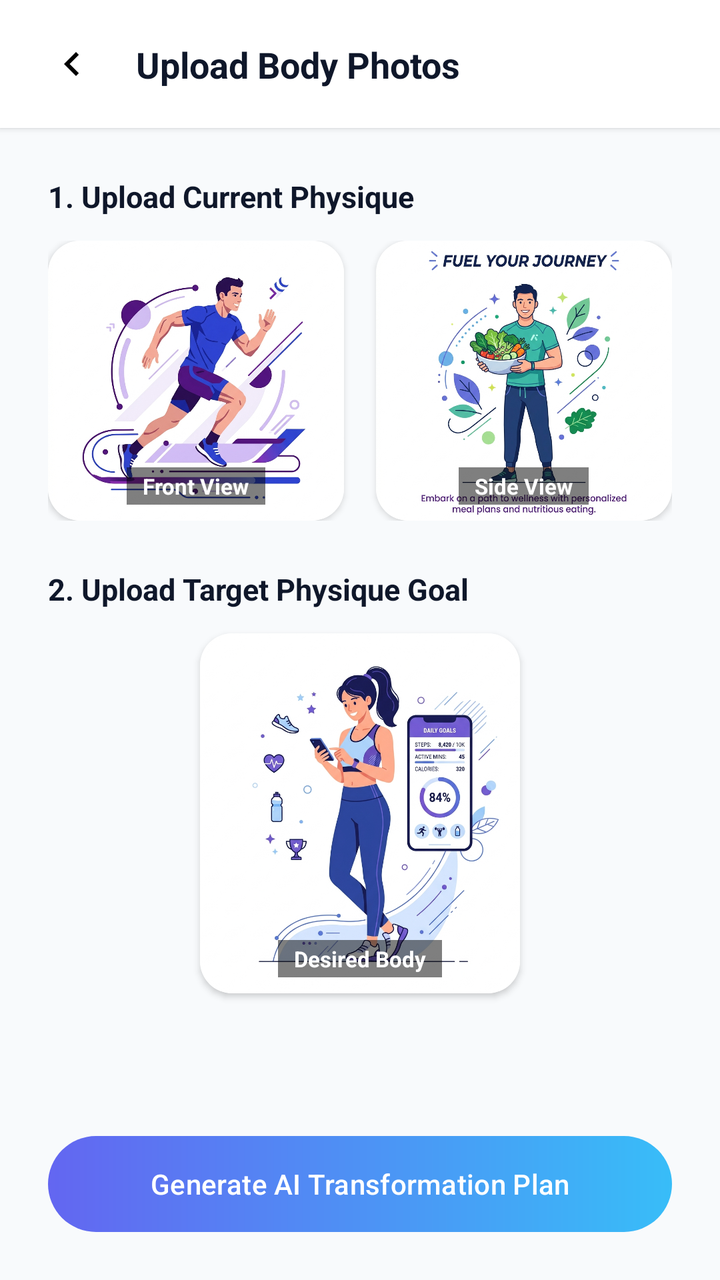
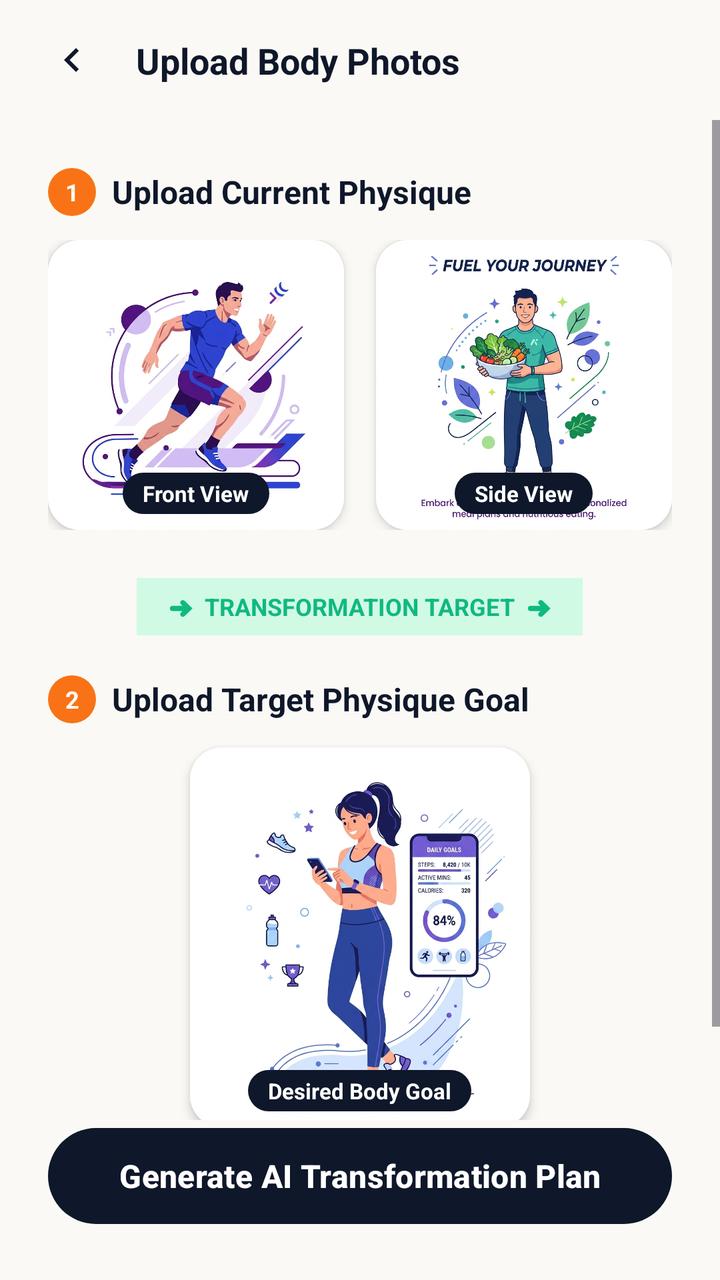

Two renders of the same Android screen: before a commit and after it. Below are the layout's source before the change and the commit's diff.
<!-- AndroidManifest.xml: application theme Theme.FitnessApp -->
<!-- res/layout/activity_transformation_setup.xml -->
<?xml version="1.0" encoding="utf-8"?>
<androidx.constraintlayout.widget.ConstraintLayout xmlns:android="http://schemas.android.com/apk/res/android"
    xmlns:app="http://schemas.android.com/apk/res-auto"
    android:layout_width="match_parent"
    android:layout_height="match_parent"
    android:background="#F8FAFC">

    
    <androidx.constraintlayout.widget.ConstraintLayout
        android:id="@+id/headerLayout"
        android:layout_width="match_parent"
        android:layout_height="64dp"
        android:background="@color/white"
        android:paddingHorizontal="16dp"
        android:elevation="2dp"
        app:layout_constraintTop_toTopOf="parent">

        <ImageButton
            android:id="@+id/btnBack"
            android:layout_width="40dp"
            android:layout_height="40dp"
            android:background="?attr/selectableItemBackgroundBorderless"
            android:src="@drawable/ic_back_chevron"
            android:contentDescription="Back"
            app:layout_constraintBottom_toBottomOf="parent"
            app:layout_constraintStart_toStartOf="parent"
            app:layout_constraintTop_toTopOf="parent" />

        <TextView
            android:layout_width="wrap_content"
            android:layout_height="wrap_content"
            android:layout_marginStart="12dp"
            android:text="Upload Body Photos"
            android:textColor="#0F172A"
            android:textSize="18sp"
            android:textStyle="bold"
            app:layout_constraintBottom_toBottomOf="parent"
            app:layout_constraintStart_toEndOf="@id/btnBack"
            app:layout_constraintTop_toTopOf="parent" />
    </androidx.constraintlayout.widget.ConstraintLayout>

    <ScrollView
        android:layout_width="match_parent"
        android:layout_height="0dp"
        android:fillViewport="true"
        app:layout_constraintBottom_toTopOf="@id/btnGeneratePlan"
        app:layout_constraintTop_toBottomOf="@id/headerLayout">

        <LinearLayout
            android:layout_width="match_parent"
            android:layout_height="wrap_content"
            android:orientation="vertical"
            android:padding="24dp">

            <TextView
                android:layout_width="wrap_content"
                android:layout_height="wrap_content"
                android:text="1. Upload Current Physique"
                android:textColor="#0F172A"
                android:textSize="15sp"
                android:textStyle="bold"
                android:layout_marginBottom="12dp" />

            <LinearLayout
                android:layout_width="match_parent"
                android:layout_height="wrap_content"
                android:orientation="horizontal"
                android:weightSum="2"
                android:layout_marginBottom="24dp">

                
                <androidx.cardview.widget.CardView
                    android:id="@+id/cardCurrentFront"
                    android:layout_width="0dp"
                    android:layout_height="140dp"
                    android:layout_weight="1"
                    android:layout_marginEnd="8dp"
                    app:cardCornerRadius="16dp"
                    app:cardBackgroundColor="@color/white"
                    app:cardElevation="2dp">
                    <FrameLayout
                        android:layout_width="match_parent"
                        android:layout_height="match_parent">
                        <ImageView
                            android:id="@+id/ivCurrentFront"
                            android:layout_width="match_parent"
                            android:layout_height="match_parent"
                            android:scaleType="centerCrop"
                            android:src="@drawable/onboarding_2" />
                        <TextView
                            android:layout_width="wrap_content"
                            android:layout_height="wrap_content"
                            android:text="Front View"
                            android:textColor="@color/white"
                            android:textSize="11sp"
                            android:textStyle="bold"
                            android:layout_gravity="bottom|center_horizontal"
                            android:layout_marginBottom="8dp"
                            android:background="#80000000"
                            android:paddingHorizontal="8dp"
                            android:paddingVertical="2dp" />
                    </FrameLayout>
                </androidx.cardview.widget.CardView>

                
                <androidx.cardview.widget.CardView
                    android:id="@+id/cardCurrentSide"
                    android:layout_width="0dp"
                    android:layout_height="140dp"
                    android:layout_weight="1"
                    android:layout_marginStart="8dp"
                    app:cardCornerRadius="16dp"
                    app:cardBackgroundColor="@color/white"
                    app:cardElevation="2dp">
                    <FrameLayout
                        android:layout_width="match_parent"
                        android:layout_height="match_parent">
                        <ImageView
                            android:id="@+id/ivCurrentSide"
                            android:layout_width="match_parent"
                            android:layout_height="match_parent"
                            android:scaleType="centerCrop"
                            android:src="@drawable/onboarding_3" />
                        <TextView
                            android:layout_width="wrap_content"
                            android:layout_height="wrap_content"
                            android:text="Side View"
                            android:textColor="@color/white"
                            android:textSize="11sp"
                            android:textStyle="bold"
                            android:layout_gravity="bottom|center_horizontal"
                            android:layout_marginBottom="8dp"
                            android:background="#80000000"
                            android:paddingHorizontal="8dp"
                            android:paddingVertical="2dp" />
                    </FrameLayout>
                </androidx.cardview.widget.CardView>
            </LinearLayout>

            <TextView
                android:layout_width="wrap_content"
                android:layout_height="wrap_content"
                android:text="2. Upload Target Physique Goal"
                android:textColor="#0F172A"
                android:textSize="15sp"
                android:textStyle="bold"
                android:layout_marginBottom="12dp" />

            
            <androidx.cardview.widget.CardView
                android:id="@+id/cardTargetGoal"
                android:layout_width="160dp"
                android:layout_height="180dp"
                android:layout_gravity="center_horizontal"
                app:cardCornerRadius="16dp"
                app:cardBackgroundColor="@color/white"
                app:cardElevation="2dp"
                android:layout_marginBottom="24dp">
                <FrameLayout
                    android:layout_width="match_parent"
                    android:layout_height="match_parent">
                    <ImageView
                        android:id="@+id/ivTargetGoal"
                        android:layout_width="match_parent"
                        android:layout_height="match_parent"
                        android:scaleType="centerCrop"
                        android:src="@drawable/onboarding_1" />
                    <TextView
                        android:layout_width="wrap_content"
                        android:layout_height="wrap_content"
                        android:text="Desired Body"
                        android:textColor="@color/white"
                        android:textSize="11sp"
                        android:textStyle="bold"
                        android:layout_gravity="bottom|center_horizontal"
                        android:layout_marginBottom="8dp"
                        android:background="#80000000"
                        android:paddingHorizontal="8dp"
                        android:paddingVertical="2dp" />
                </FrameLayout>
            </androidx.cardview.widget.CardView>

            
            <LinearLayout
                android:id="@+id/llLoadingStatus"
                android:layout_width="match_parent"
                android:layout_height="wrap_content"
                android:orientation="vertical"
                android:gravity="center"
                android:visibility="gone"
                android:layout_marginTop="8dp">
                <ProgressBar
                    android:layout_width="40dp"
                    android:layout_height="40dp" />
                <TextView
                    android:id="@+id/tvLoadingMsg"
                    android:layout_width="wrap_content"
                    android:layout_height="wrap_content"
                    android:text="Encrypting &amp; Uploading photos safely..."
                    android:textColor="#3B82F6"
                    android:textSize="12sp"
                    android:layout_marginTop="8dp" />
            </LinearLayout>

        </LinearLayout>
    </ScrollView>

    <Button
        android:id="@+id/btnGeneratePlan"
        android:layout_width="match_parent"
        android:layout_height="48dp"
        android:layout_margin="24dp"
        android:text="Generate AI Transformation Plan"
        android:textColor="@color/white"
        app:cornerRadius="24dp"
        app:backgroundTint="@null"
        android:background="@drawable/bg_button_gradient"
        app:layout_constraintBottom_toBottomOf="parent" />

</androidx.constraintlayout.widget.ConstraintLayout>
<!-- resources referenced by this layout -->
<resources>
  <color name="white">#FFFFFF</color>
  <!-- drawable bg_button_gradient (drawable) -->
  <?xml version="1.0" encoding="utf-8"?>
  <shape xmlns:android="http://schemas.android.com/apk/res/android"
      android:shape="rectangle">
      <gradient
          android:angle="0"
          android:startColor="#6366F1"
          android:endColor="#38BDF8"
          android:type="linear" />
      <corners android:radius="24dp" />
  </shape>
  <!-- drawable ic_back_chevron (drawable) -->
  <vector xmlns:android="http://schemas.android.com/apk/res/android"
      android:width="24dp"
      android:height="24dp"
      android:viewportWidth="24"
      android:viewportHeight="24">
    <path
        android:fillColor="#FF000000"
        android:pathData="M15.41,7.41L14,6l-6,6 6,6 1.41,-1.41L10.83,12z"/>
  </vector>
  <!-- drawable onboarding_1: png bitmap (drawable, 358270 bytes) -->
  <!-- drawable onboarding_2: png bitmap (drawable, 360185 bytes) -->
  <!-- drawable onboarding_3: png bitmap (drawable, 391491 bytes) -->
  <style name="Theme.FitnessApp" parent="Theme.Material3.DayNight.NoActionBar">
          
          <item name="colorPrimary">@color/primary</item>
          <item name="colorPrimaryVariant">@color/primary_variant</item>
          <item name="colorSecondary">@color/secondary</item>
          <item name="android:statusBarColor">?attr/colorSurface</item>
          <item name="android:windowLightStatusBar">true</item>
          <item name="android:windowBackground">@color/background_color</item>
          <item name="colorSurface">@color/white</item>
          <item name="colorOnSurface">@color/black</item>
          <item name="colorOnBackground">@color/black</item>
      </style>
  <color name="primary">#6366F1</color>
  <color name="primary_variant">#4F46E5</color>
  <color name="secondary">#38BDF8</color>
  <color name="background_color">#FAF9F5</color>
  <color name="black">#0F172A</color>
</resources>

<!-- the commit's change to res/layout/activity_transformation_setup.xml (unified diff, before → after) -->
@@ -3,16 +3,15 @@
     xmlns:app="http://schemas.android.com/apk/res-auto"
     android:layout_width="match_parent"
     android:layout_height="match_parent"
-    android:background="#F8FAFC">
+    android:background="#FAF9F5">
 
     
     <androidx.constraintlayout.widget.ConstraintLayout
         android:id="@+id/headerLayout"
         android:layout_width="match_parent"
-        android:layout_height="64dp"
-        android:background="@color/white"
+        android:layout_height="60dp"
+        android:background="#FAF9F5"
         android:paddingHorizontal="16dp"
-        android:elevation="2dp"
         app:layout_constraintTop_toTopOf="parent">
 
         <ImageButton
@@ -21,6 +20,7 @@
             android:layout_height="40dp"
             android:background="?attr/selectableItemBackgroundBorderless"
             android:src="@drawable/ic_back_chevron"
+            app:tint="#0F172A"
             android:contentDescription="Back"
             app:layout_constraintBottom_toBottomOf="parent"
             app:layout_constraintStart_toStartOf="parent"
@@ -52,32 +52,49 @@
             android:orientation="vertical"
             android:padding="24dp">
 
-            <TextView
+            
+            <LinearLayout
                 android:layout_width="wrap_content"
                 android:layout_height="wrap_content"
-                android:text="1. Upload Current Physique"
-                android:textColor="#0F172A"
-                android:textSize="15sp"
-                android:textStyle="bold"
-                android:layout_marginBottom="12dp" />
+                android:orientation="horizontal"
+                android:gravity="center_vertical"
+                android:layout_marginBottom="12dp">
+                <TextView
+                    android:layout_width="24dp"
+                    android:layout_height="24dp"
+                    android:text="1"
+                    android:textColor="@color/white"
+                    android:textSize="12sp"
+                    android:textStyle="bold"
+                    android:gravity="center"
+                    android:background="@drawable/bg_step_number_active"
+                    android:layout_marginEnd="8dp" />
+                <TextView
+                    android:layout_width="wrap_content"
+                    android:layout_height="wrap_content"
+                    android:text="Upload Current Physique"
+                    android:textColor="#0F172A"
+                    android:textSize="16sp"
+                    android:textStyle="bold" />
+            </LinearLayout>
 
             <LinearLayout
                 android:layout_width="match_parent"
                 android:layout_height="wrap_content"
                 android:orientation="horizontal"
                 android:weightSum="2"
-                android:layout_marginBottom="24dp">
+                android:layout_marginBottom="16dp">
 
                 
                 <androidx.cardview.widget.CardView
                     android:id="@+id/cardCurrentFront"
                     android:layout_width="0dp"
-                    android:layout_height="140dp"
+                    android:layout_height="145dp"
                     android:layout_weight="1"
                     android:layout_marginEnd="8dp"
                     app:cardCornerRadius="16dp"
                     app:cardBackgroundColor="@color/white"
-                    app:cardElevation="2dp">
+                    app:cardElevation="3dp">
                     <FrameLayout
                         android:layout_width="match_parent"
                         android:layout_height="match_parent">
@@ -96,9 +113,9 @@
                             android:textStyle="bold"
                             android:layout_gravity="bottom|center_horizontal"
                             android:layout_marginBottom="8dp"
-                            android:background="#80000000"
-                            android:paddingHorizontal="8dp"
-                            android:paddingVertical="2dp" />
+                            android:background="@drawable/bg_rounded_black_pill"
+                            android:paddingHorizontal="10dp"
+                            android:paddingVertical="3dp" />
                     </FrameLayout>
                 </androidx.cardview.widget.CardView>
 
@@ -106,12 +123,12 @@
                 <androidx.cardview.widget.CardView
                     android:id="@+id/cardCurrentSide"
                     android:layout_width="0dp"
-                    android:layout_height="140dp"
+                    android:layout_height="145dp"
                     android:layout_weight="1"
                     android:layout_marginStart="8dp"
                     app:cardCornerRadius="16dp"
                     app:cardBackgroundColor="@color/white"
-                    app:cardElevation="2dp">
+                    app:cardElevation="3dp">
                     <FrameLayout
                         android:layout_width="match_parent"
                         android:layout_height="match_parent">
@@ -130,31 +147,67 @@
                             android:textStyle="bold"
                             android:layout_gravity="bottom|center_horizontal"
                             android:layout_marginBottom="8dp"
-                            android:background="#80000000"
-                            android:paddingHorizontal="8dp"
-                            android:paddingVertical="2dp" />
+                            android:background="@drawable/bg_rounded_black_pill"
+                            android:paddingHorizontal="10dp"
+                            android:paddingVertical="3dp" />
                     </FrameLayout>
                 </androidx.cardview.widget.CardView>
             </LinearLayout>
 
-            <TextView
+            
+            <LinearLayout
+                android:layout_width="match_parent"
+                android:layout_height="wrap_content"
+                android:gravity="center"
+                android:layout_marginVertical="8dp">
+                <TextView
+                    android:layout_width="wrap_content"
+                    android:layout_height="wrap_content"
+                    android:text="➜  TRANSFORMATION TARGET  ➜"
+                    android:textColor="#10B981"
+                    android:textSize="12sp"
+                    android:textStyle="bold"
+                    android:background="#D1FAE5"
+                    android:paddingHorizontal="16dp"
+                    android:paddingVertical="6dp" />
+            </LinearLayout>
+
+            
+            <LinearLayout
                 android:layout_width="wrap_content"
                 android:layout_height="wrap_content"
-                android:text="2. Upload Target Physique Goal"
-                android:textColor="#0F172A"
-                android:textSize="15sp"
-                android:textStyle="bold"
-                android:layout_marginBottom="12dp" />
+                android:orientation="horizontal"
+                android:gravity="center_vertical"
+                android:layout_marginTop="12dp"
+                android:layout_marginBottom="12dp">
+                <TextView
+                    android:layout_width="24dp"
+                    android:layout_height="24dp"
+                    android:text="2"
+                    android:textColor="@color/white"
+                    android:textSize="12sp"
+                    android:textStyle="bold"
+                    android:gravity="center"
+                    android:background="@drawable/bg_step_number_active"
+                    android:layout_marginEnd="8dp" />
+                <TextView
+                    android:layout_width="wrap_content"
+                    android:layout_height="wrap_content"
+                    android:text="Upload Target Physique Goal"
+                    android:textColor="#0F172A"
+                    android:textSize="16sp"
+                    android:textStyle="bold" />
+            </LinearLayout>
 
             
             <androidx.cardview.widget.CardView
                 android:id="@+id/cardTargetGoal"
-                android:layout_width="160dp"
-                android:layout_height="180dp"
+                android:layout_width="170dp"
+                android:layout_height="190dp"
                 android:layout_gravity="center_horizontal"
                 app:cardCornerRadius="16dp"
                 app:cardBackgroundColor="@color/white"
-                app:cardElevation="2dp"
+                app:cardElevation="3dp"
                 android:layout_marginBottom="24dp">
                 <FrameLayout
                     android:layout_width="match_parent"
@@ -168,15 +221,15 @@
                     <TextView
                         android:layout_width="wrap_content"
                         android:layout_height="wrap_content"
-                        android:text="Desired Body"
+                        android:text="Desired Body Goal"
                         android:textColor="@color/white"
                         android:textSize="11sp"
                         android:textStyle="bold"
                         android:layout_gravity="bottom|center_horizontal"
                         android:layout_marginBottom="8dp"
-                        android:background="#80000000"
-                        android:paddingHorizontal="8dp"
-                        android:paddingVertical="2dp" />
+                        android:background="@drawable/bg_rounded_black_pill"
+                        android:paddingHorizontal="10dp"
+                        android:paddingVertical="3dp" />
                 </FrameLayout>
             </androidx.cardview.widget.CardView>
 
@@ -191,30 +244,35 @@
                 android:layout_marginTop="8dp">
                 <ProgressBar
                     android:layout_width="40dp"
-                    android:layout_height="40dp" />
+                    android:layout_height="40dp"
+                    android:indeterminateTint="#F97316" />
                 <TextView
                     android:id="@+id/tvLoadingMsg"
                     android:layout_width="wrap_content"
                     android:layout_height="wrap_content"
                     android:text="Encrypting &amp; Uploading photos safely..."
-                    android:textColor="#3B82F6"
-                    android:textSize="12sp"
+                    android:textColor="#0F172A"
+                    android:textSize="13sp"
+                    android:textStyle="bold"
                     android:layout_marginTop="8dp" />
             </LinearLayout>
 
         </LinearLayout>
     </ScrollView>
 
-    <Button
+    <com.google.android.material.button.MaterialButton
         android:id="@+id/btnGeneratePlan"
         android:layout_width="match_parent"
-        android:layout_height="48dp"
+        android:layout_height="56dp"
         android:layout_margin="24dp"
         android:text="Generate AI Transformation Plan"
-        android:textColor="@color/white"
-        app:cornerRadius="24dp"
-        app:backgroundTint="@null"
-        android:background="@drawable/bg_button_gradient"
+        android:textColor="#FFFFFF"
+        android:textSize="16sp"
+        android:textStyle="bold"
+        android:textAllCaps="false"
+        app:cornerRadius="28dp"
+        app:backgroundTint="#0F172A"
+        app:elevation="4dp"
         app:layout_constraintBottom_toBottomOf="parent" />
 
 </androidx.constraintlayout.widget.ConstraintLayout>
<!-- resource entries referenced after the edit -->
@@ -1,16 +1,18 @@
 <!-- resources referenced by this layout -->
 <resources>
   <color name="white">#FFFFFF</color>
-  <!-- drawable bg_button_gradient (drawable) -->
+  <!-- drawable bg_rounded_black_pill (drawable) -->
   <?xml version="1.0" encoding="utf-8"?>
   <shape xmlns:android="http://schemas.android.com/apk/res/android"
       android:shape="rectangle">
-      <gradient
-          android:angle="0"
-          android:startColor="#6366F1"
-          android:endColor="#38BDF8"
-          android:type="linear" />
-      <corners android:radius="24dp" />
+      <solid android:color="#0F172A" />
+      <corners android:radius="20dp" />
+  </shape>
+  <!-- drawable bg_step_number_active (drawable) -->
+  <?xml version="1.0" encoding="utf-8"?>
+  <shape xmlns:android="http://schemas.android.com/apk/res/android"
+      android:shape="oval">
+      <solid android:color="#F97316" />
   </shape>
   <!-- drawable ic_back_chevron (drawable) -->
   <vector xmlns:android="http://schemas.android.com/apk/res/android"
